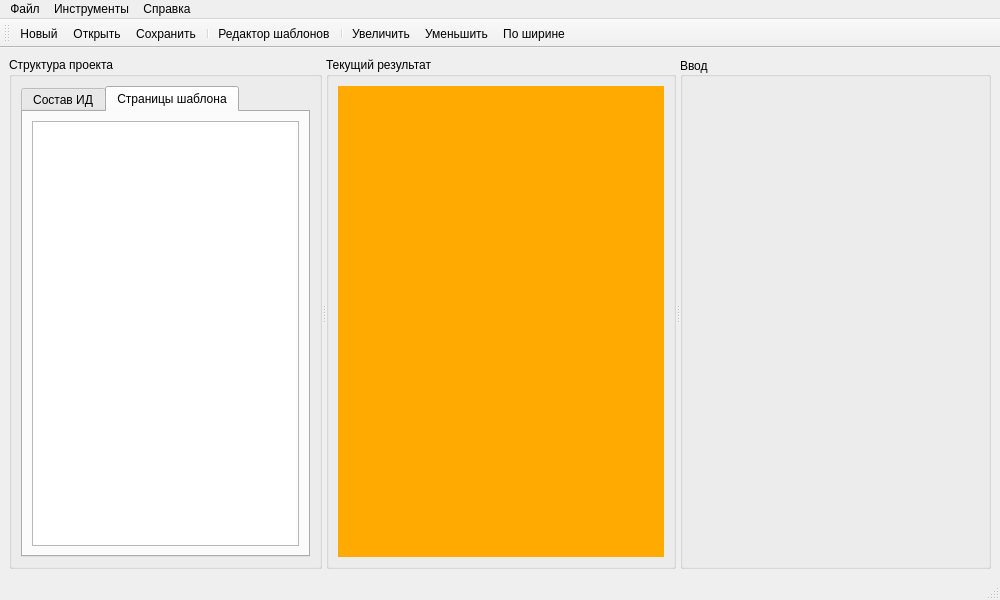
Qt form designer/mainwindow.ui (Artemako/auto-exec-doc) before a commit.
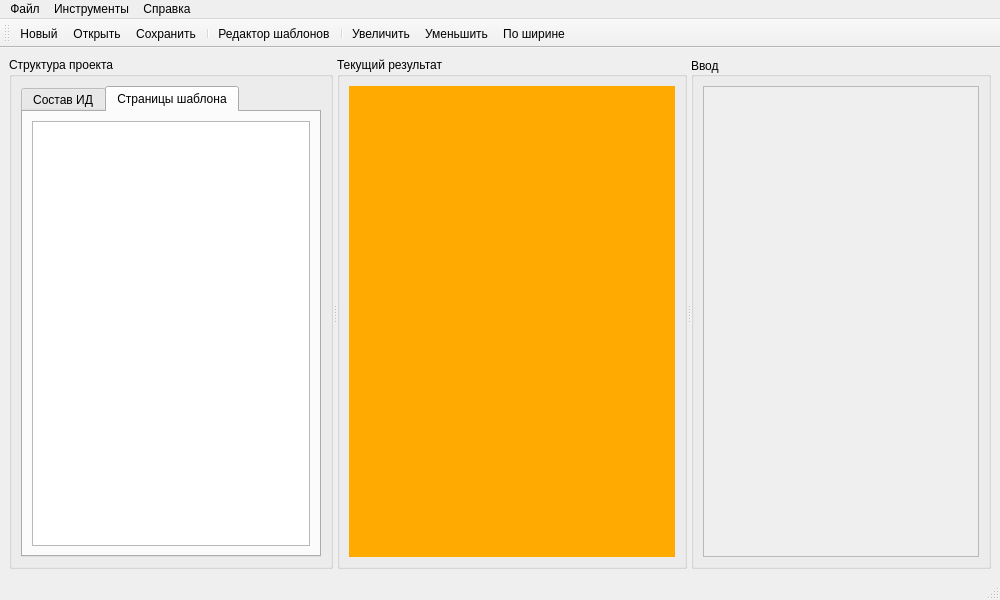
The same form after that commit. Icons and pictures are not drawn. Custom widgets are drawn as their Qt base class.

```diff
--- a/designer/mainwindow.ui
+++ b/designer/mainwindow.ui
@@ -40,7 +40,7 @@
       </property>
       <widget class="QGroupBox" name="gb_left">
        <property name="sizePolicy">
-        <sizepolicy hsizetype="Preferred" vsizetype="Preferred">
+        <sizepolicy hsizetype="Maximum" vsizetype="Preferred">
          <horstretch>0</horstretch>
          <verstretch>0</verstretch>
         </sizepolicy>
@@ -182,6 +182,25 @@
        <property name="flat">
         <bool>false</bool>
        </property>
+       <layout class="QVBoxLayout" name="verticalLayout_4">
+        <item>
+         <widget class="QScrollArea" name="scrollarea_input">
+          <property name="widgetResizable">
+           <bool>true</bool>
+          </property>
+          <widget class="QWidget" name="scrollAreaWidgetContents">
+           <property name="geometry">
+            <rect>
+             <x>0</x>
+             <y>0</y>
+             <width>300</width>
+             <height>467</height>
+            </rect>
+           </property>
+          </widget>
+         </widget>
+        </item>
+       </layout>
       </widget>
      </widget>
     </item>
```
